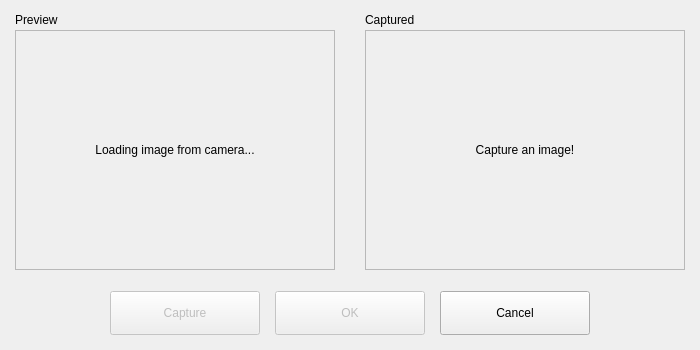
kayspark/ImageFeatureDetector, file ui/windowCaptureWebcam.ui: the form before one commit.
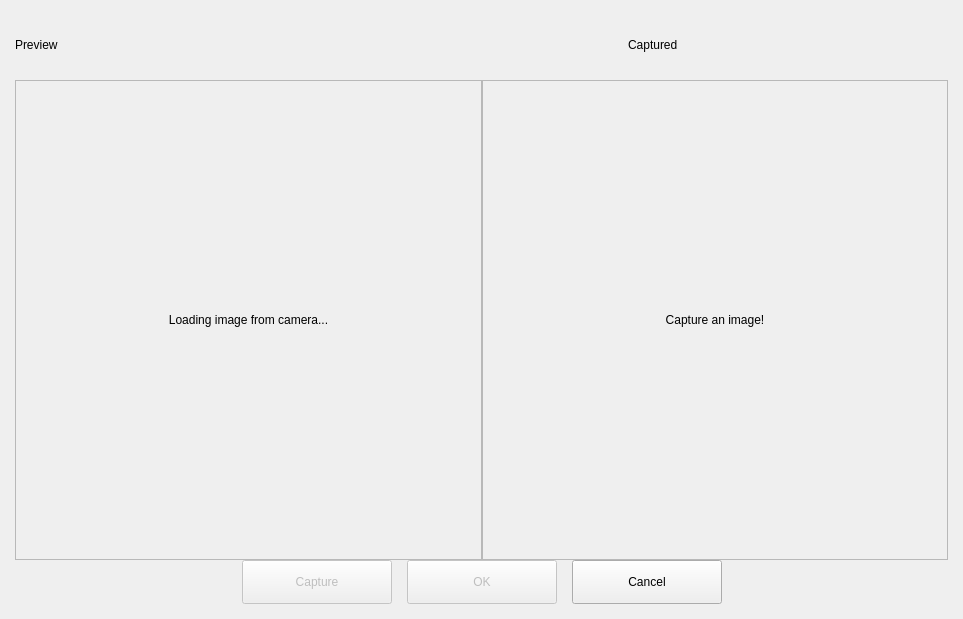
The form after the commit. Icons and pictures are not drawn.

Commit message: -fixes on webcam support . cv::CAP_ANY will autodetect. -various code cleanups including header file renaming into hpp

```diff
--- a/ui/windowCaptureWebcam.ui
+++ b/ui/windowCaptureWebcam.ui
@@ -9,12 +9,12 @@
       <rect>
         <x>0</x>
         <y>0</y>
-        <width>800</width>
-        <height>600</height>
+    <width>963</width>
+    <height>619</height>
       </rect>
     </property>
     <property name="sizePolicy">
-      <sizepolicy hsizetype="Fixed" vsizetype="Fixed">
+   <sizepolicy hsizetype="Expanding" vsizetype="Expanding">
         <horstretch>0</horstretch>
         <verstretch>0</verstretch>
       </sizepolicy>
@@ -27,8 +27,8 @@
     </property>
     <property name="maximumSize">
       <size>
-        <width>700</width>
-        <height>350</height>
+    <width>1024</width>
+    <height>768</height>
       </size>
     </property>
     <property name="windowTitle">
@@ -113,7 +113,7 @@
           <item>
             <widget class="QLabel" name="uiLabelRealTime">
               <property name="sizePolicy">
-                <sizepolicy hsizetype="Fixed" vsizetype="Fixed">
+        <sizepolicy hsizetype="Expanding" vsizetype="Expanding">
                   <horstretch>0</horstretch>
                   <verstretch>0</verstretch>
                 </sizepolicy>
@@ -126,8 +126,8 @@
               </property>
               <property name="maximumSize">
                 <size>
-                  <width>320</width>
-                  <height>240</height>
+         <width>640</width>
+         <height>480</height>
                 </size>
               </property>
               <property name="frameShape">
@@ -150,26 +150,10 @@
               </property>
             </widget>
           </item>
-          <item>
-            <spacer name="horizontalSpacer_3">
-              <property name="orientation">
-                <enum>Qt::Horizontal</enum>
-              </property>
-              <property name="sizeType">
-                <enum>QSizePolicy::Expanding</enum>
-              </property>
-              <property name="sizeHint" stdset="0">
-                <size>
-                  <width>20</width>
-                  <height>20</height>
-                </size>
-              </property>
-            </spacer>
-          </item>
           <item>
             <widget class="QLabel" name="uiLabelCaptured">
               <property name="sizePolicy">
-                <sizepolicy hsizetype="Fixed" vsizetype="Fixed">
+        <sizepolicy hsizetype="Expanding" vsizetype="Expanding">
                   <horstretch>0</horstretch>
                   <verstretch>0</verstretch>
                 </sizepolicy>
@@ -182,8 +166,8 @@
               </property>
               <property name="maximumSize">
                 <size>
-                  <width>320</width>
-                  <height>240</height>
+         <width>640</width>
+         <height>480</height>
                 </size>
               </property>
               <property name="frameShape">
@@ -205,19 +189,6 @@
           </item>
         </layout>
       </item>
-      <item>
-        <spacer name="verticalSpacer">
-          <property name="orientation">
-            <enum>Qt::Vertical</enum>
-          </property>
-          <property name="sizeHint" stdset="0">
-            <size>
-              <width>20</width>
-              <height>15</height>
-            </size>
-          </property>
-        </spacer>
-      </item>
       <item>
         <layout class="QHBoxLayout" name="horizontalLayout_4">
           <property name="spacing">
```
Lines whose indentation alone changed are shown as unchanged. The commit also changes 31 other files.
